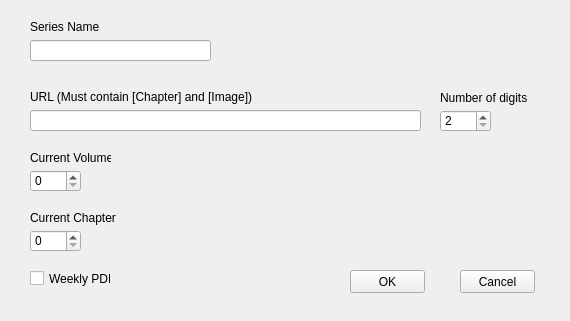
Qt form src/add.ui (BadamBoum/GestionScans) before a commit.
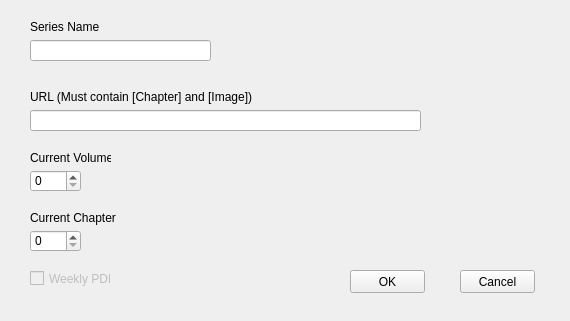
The same form after that commit.

```diff
--- a/src/add.ui
+++ b/src/add.ui
@@ -136,6 +136,9 @@
    </property>
   </widget>
   <widget class="QCheckBox" name="BoxWeeklyPDF">
+   <property name="enabled">
+    <bool>false</bool>
+   </property>
    <property name="geometry">
     <rect>
      <x>30</x>
@@ -148,35 +151,6 @@
     <string>Weekly PDF</string>
    </property>
   </widget>
-  <widget class="QLabel" name="Digit">
-   <property name="geometry">
-    <rect>
-     <x>440</x>
-     <y>90</y>
-     <width>111</width>
-     <height>16</height>
-    </rect>
-   </property>
-   <property name="text">
-    <string>Number of digits</string>
-   </property>
-  </widget>
-  <widget class="QSpinBox" name="DigitValue">
-   <property name="geometry">
-    <rect>
-     <x>440</x>
-     <y>110</y>
-     <width>51</width>
-     <height>22</height>
-    </rect>
-   </property>
-   <property name="minimum">
-    <number>2</number>
-   </property>
-   <property name="maximum">
-    <number>4</number>
-   </property>
-  </widget>
  </widget>
  <resources/>
  <connections/>
```
